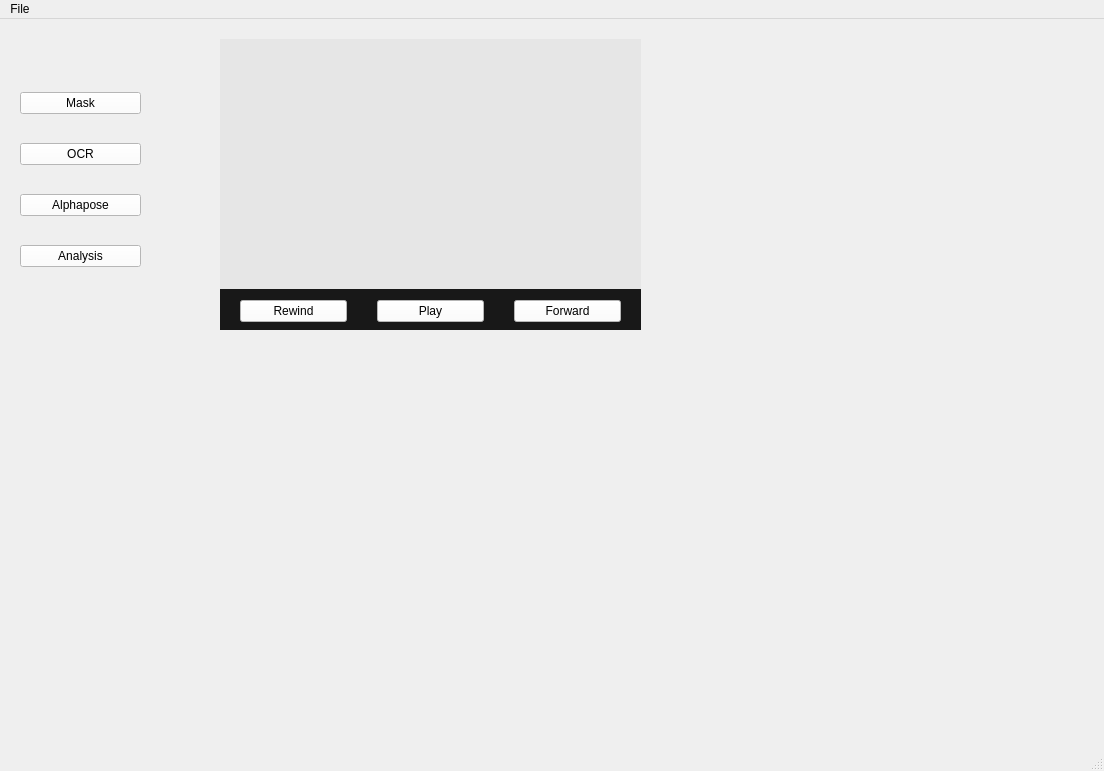
This is mainWindow.ui in nwhloo99/FencingGUI as Qt 5 draws it before an edit. The edited form follows.
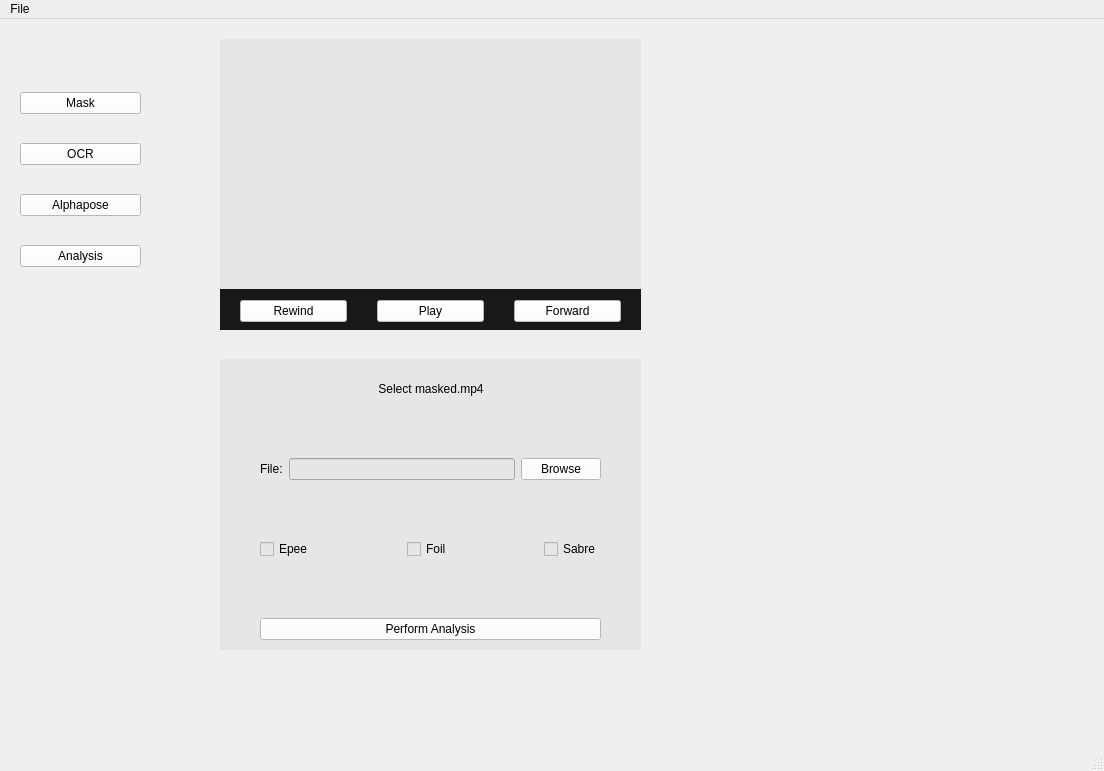
This is the edited form. The open tabs and pages were chosen to show the change.

Patch:
```diff
--- a/mainWindow.ui
+++ b/mainWindow.ui
@@ -875,6 +875,207 @@
        </layout>
       </widget>
      </widget>
+     <widget class="QWidget" name="importVideoBar_4" native="true">
+      <property name="geometry">
+       <rect>
+        <x>60</x>
+        <y>340</y>
+        <width>421</width>
+        <height>291</height>
+       </rect>
+      </property>
+      <property name="styleSheet">
+       <string notr="true">background-color: rgb(230, 230, 230);</string>
+      </property>
+      <widget class="QWidget" name="layoutWidget_2">
+       <property name="geometry">
+        <rect>
+         <x>40</x>
+         <y>20</y>
+         <width>341</width>
+         <height>261</height>
+        </rect>
+       </property>
+       <layout class="QVBoxLayout" name="verticalLayout_7">
+        <item>
+         <layout class="QHBoxLayout" name="horizontalLayout_10">
+          <item>
+           <spacer name="horizontalSpacer_10">
+            <property name="orientation">
+             <enum>Qt::Horizontal</enum>
+            </property>
+            <property name="sizeHint" stdset="0">
+             <size>
+              <width>40</width>
+              <height>20</height>
+             </size>
+            </property>
+           </spacer>
+          </item>
+          <item>
+           <widget class="QLabel" name="label_11">
+            <property name="text">
+             <string>Select masked.mp4</string>
+            </property>
+            <property name="alignment">
+             <set>Qt::AlignCenter</set>
+            </property>
+            <property name="wordWrap">
+             <bool>true</bool>
+            </property>
+           </widget>
+          </item>
+          <item>
+           <spacer name="horizontalSpacer_11">
+            <property name="orientation">
+             <enum>Qt::Horizontal</enum>
+            </property>
+            <property name="sizeHint" stdset="0">
+             <size>
+              <width>40</width>
+              <height>20</height>
+             </size>
+            </property>
+           </spacer>
+          </item>
+         </layout>
+        </item>
+        <item>
+         <spacer name="verticalSpacer_17">
+          <property name="orientation">
+           <enum>Qt::Vertical</enum>
+          </property>
+          <property name="sizeHint" stdset="0">
+           <size>
+            <width>20</width>
+            <height>40</height>
+           </size>
+          </property>
+         </spacer>
+        </item>
+        <item>
+         <layout class="QHBoxLayout" name="horizontalLayout_11">
+          <item>
+           <widget class="QLabel" name="label_7">
+            <property name="text">
+             <string>File:</string>
+            </property>
+           </widget>
+          </item>
+          <item>
+           <widget class="QLineEdit" name="lineEdit_4"/>
+          </item>
+          <item>
+           <widget class="QPushButton" name="browse_file_btn_4">
+            <property name="styleSheet">
+             <string notr="true">background-color: rgb(255, 255, 255);</string>
+            </property>
+            <property name="text">
+             <string>Browse</string>
+            </property>
+           </widget>
+          </item>
+         </layout>
+        </item>
+        <item>
+         <spacer name="verticalSpacer_18">
+          <property name="orientation">
+           <enum>Qt::Vertical</enum>
+          </property>
+          <property name="sizeHint" stdset="0">
+           <size>
+            <width>20</width>
+            <height>40</height>
+           </size>
+          </property>
+         </spacer>
+        </item>
+        <item>
+         <layout class="QHBoxLayout" name="horizontalLayout_12">
+          <item>
+           <widget class="QCheckBox" name="isEpeeBtn">
+            <property name="text">
+             <string>Epee</string>
+            </property>
+            <property name="autoExclusive">
+             <bool>true</bool>
+            </property>
+           </widget>
+          </item>
+          <item>
+           <spacer name="horizontalSpacer_12">
+            <property name="orientation">
+             <enum>Qt::Horizontal</enum>
+            </property>
+            <property name="sizeHint" stdset="0">
+             <size>
+              <width>40</width>
+              <height>20</height>
+             </size>
+            </property>
+           </spacer>
+          </item>
+          <item>
+           <widget class="QCheckBox" name="isFoilBtn">
+            <property name="text">
+             <string>Foil</string>
+            </property>
+            <property name="autoExclusive">
+             <bool>true</bool>
+            </property>
+           </widget>
+          </item>
+          <item>
+           <spacer name="horizontalSpacer_13">
+            <property name="orientation">
+             <enum>Qt::Horizontal</enum>
+            </property>
+            <property name="sizeHint" stdset="0">
+             <size>
+              <width>40</width>
+              <height>20</height>
+             </size>
+            </property>
+           </spacer>
+          </item>
+          <item>
+           <widget class="QCheckBox" name="isSabreBtn">
+            <property name="text">
+             <string>Sabre</string>
+            </property>
+            <property name="autoExclusive">
+             <bool>true</bool>
+            </property>
+           </widget>
+          </item>
+         </layout>
+        </item>
+        <item>
+         <spacer name="verticalSpacer_12">
+          <property name="orientation">
+           <enum>Qt::Vertical</enum>
+          </property>
+          <property name="sizeHint" stdset="0">
+           <size>
+            <width>20</width>
+            <height>40</height>
+           </size>
+          </property>
+         </spacer>
+        </item>
+        <item>
+         <widget class="QPushButton" name="performAnalysisButton">
+          <property name="styleSheet">
+           <string notr="true">background-color: rgb(255, 255, 255);</string>
+          </property>
+          <property name="text">
+           <string>Perform Analysis</string>
+          </property>
+         </widget>
+        </item>
+       </layout>
+      </widget>
+     </widget>
     </widget>
    </widget>
    <widget class="QWidget" name="sidebar" native="true">
```
Left out of the diff: 2 changed lines with no effect on the pictures.
